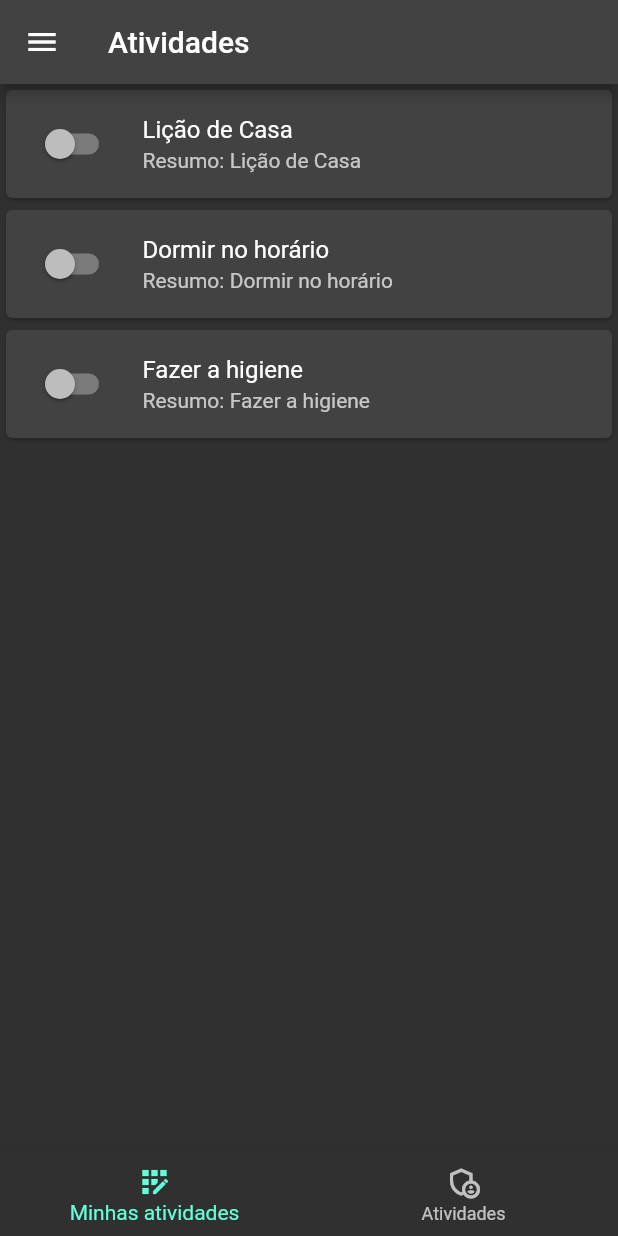
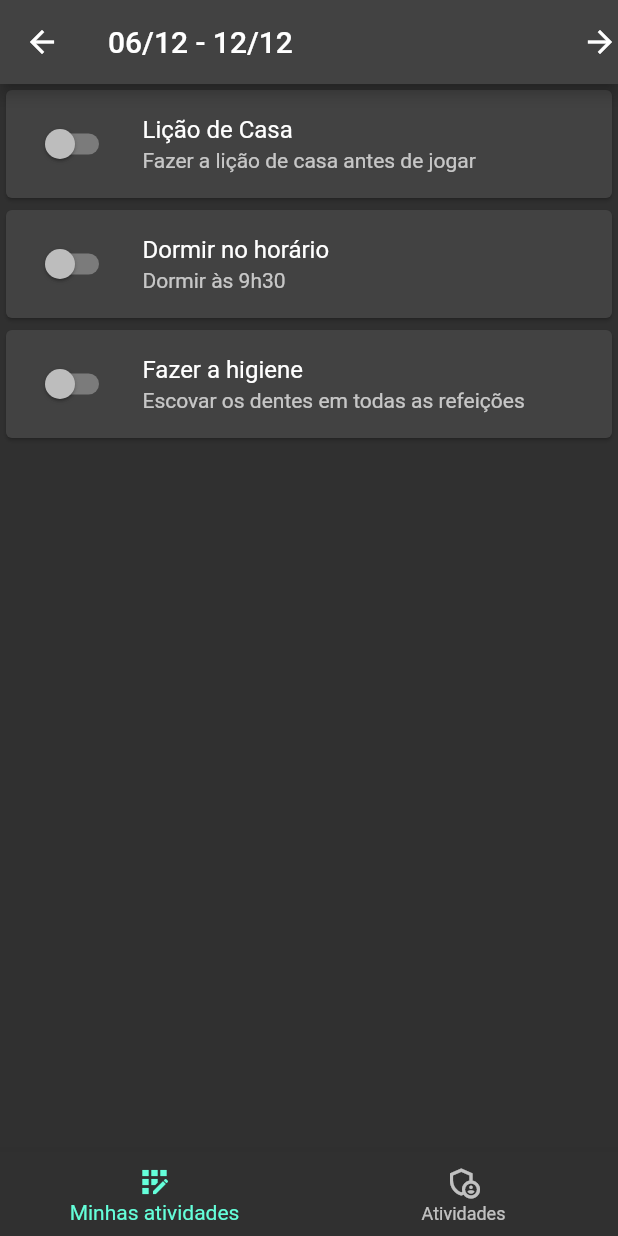
Before and after one commit to fabiocalegari/incentive_app, a Flutter app: the screen it shows after launch, on a phone screen of 412 x 824 dp. Run offline on Flutter 3.47's test engine with Material 2 defaults, Android fonts, the phone set to English and light mode, and no system bars.

Commit message:
Ajuste de AppBar, contemplando o periodo

```diff
--- a/lib/activity_screen.dart
+++ b/lib/activity_screen.dart
@@ -1,6 +1,8 @@
 import 'package:flutter/cupertino.dart';
 import 'package:flutter/material.dart';
+import 'package:incentive_app/mock.dart';
 import 'package:incentive_app/widget_factory.dart';
+import 'package:intl/intl.dart';
 
 class ActivityScreen extends StatefulWidget {
   const ActivityScreen({Key? key}) : super(key: key);
@@ -13,11 +15,16 @@ class _ActivityScreenState extends State<ActivityScreen> {
   @override
   Widget build(BuildContext context) {
     WidgetFactory widgetFactory = WidgetFactory(this);
+    DateTime from = Mock().getPeriod().from;
+    DateTime to = Mock().getPeriod().to;
+
     return MaterialApp(
       theme: ThemeData.dark(),
       title: "Lista de atividades",
       home: Scaffold(
-        appBar: widgetFactory.getAppBar("Atividades"),
+        appBar: getAppBar(DateFormat('dd/MM').format(from) +
+            ' - ' +
+            DateFormat('dd/MM').format(to)),
         bottomNavigationBar: widgetFactory.getBottomBar(),
         body: ListView(
           children: widgetFactory.getActivities(),
@@ -25,4 +32,13 @@ class _ActivityScreenState extends State<ActivityScreen> {
       ),
     );
   }
+
+  AppBar getAppBar(String title) {
+    AppBar appBar = AppBar(
+      leading: const Icon(Icons.arrow_back),
+      title: Text(title),
+      actions: const [Icon(Icons.arrow_forward)],
+    );
+    return appBar;
+  }
 }
--- a/lib/mock.dart
+++ b/lib/mock.dart
@@ -4,7 +4,7 @@ import 'package:incentive_app/period.dart';
 class Mock {
   List<Activity> mockActivities() {
     List<Activity> activities = <Activity>[];
-    Period period = Period(DateTime(2021, 12, 6), DateTime(2021, 12, 6));
+    Period period = getPeriod();
     activities.add(Activity(period, 'Lição de Casa',
         'Fazer a lição de casa antes de jogar', false));
     activities
@@ -14,4 +14,8 @@ class Mock {
 
     return activities;
   }
+
+  Period getPeriod() {
+    return Period(DateTime(2021, 12, 6), DateTime(2021, 12, 12));
+  }
 }
--- a/lib/widget_factory.dart
+++ b/lib/widget_factory.dart
@@ -16,7 +16,7 @@ class WidgetFactory {
           clipBehavior: Clip.antiAlias,
           child: ListTile(
             title: Text(activities[x].name),
-            subtitle: Text("Resumo: " + activities[x].name),
+            subtitle: Text(activities[x].description),
             leading: Switch(
               value: activities[x].ok,
               onChanged: (bool value) {
@@ -28,14 +28,6 @@ class WidgetFactory {
           )));
     }
     return cards;
-  }
-
-  AppBar getAppBar(String title) {
-    AppBar appBar = AppBar(
-      leading: const Icon(Icons.menu),
-      title: Text(title),
-    );
-    return appBar;
   }
 
   BottomNavigationBar getBottomBar() {
--- a/pubspec.yaml
+++ b/pubspec.yaml
@@ -34,6 +34,7 @@ dependencies:
   # The following adds the Cupertino Icons font to your application.
   # Use with the CupertinoIcons class for iOS style icons.
   cupertino_icons: ^1.0.2
+  intl: ^0.17.0
 
 dev_dependencies:
   flutter_test:
```
Also changed, not shown: pubspec.lock.
